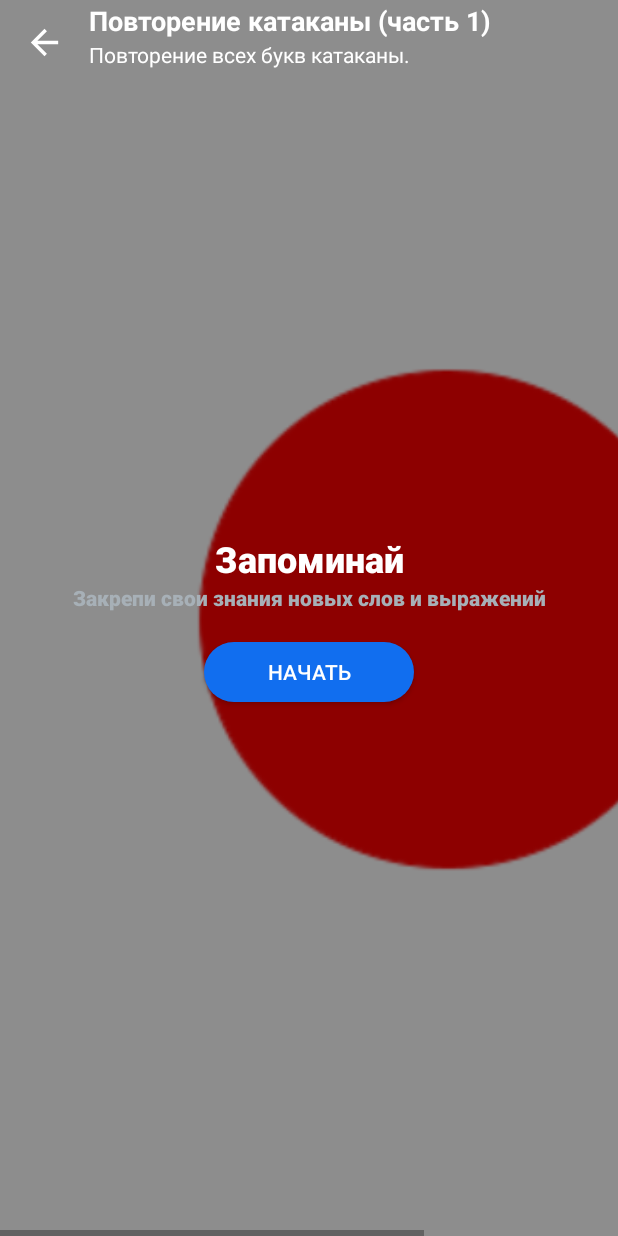
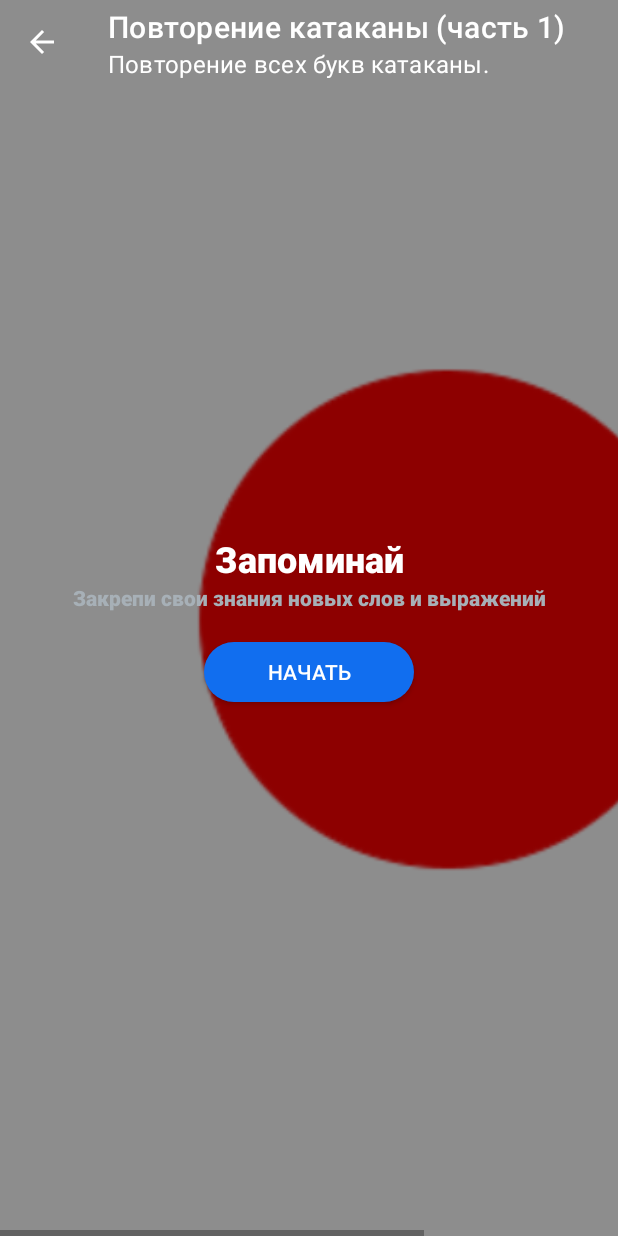
Before and after one commit to NymiKo/Peil, an Android app: the screen it shows after launch (MainActivity), after a tap on "Повторение всех букв катаканы.", on a phone screen of 412 x 824 dp. Run offline under Robolectric (Android 15) with nearby library versions, the phone set to English and light mode, and no system bars; our stand-ins replace Dagger/Hilt's generated code, Picasso; 3 other taps on this screen came first.

Commit message:
removed navigation via viewmodel

```diff
--- a/app/src/main/java/com/easyprog/peil/activity/MainActivity.kt
+++ b/app/src/main/java/com/easyprog/peil/activity/MainActivity.kt
@@ -15,7 +15,7 @@ import com.easyprog.peil.fragments.bottom_navigation.BottomNavigationFragment
 import dagger.hilt.android.AndroidEntryPoint
 
 @AndroidEntryPoint
-class MainActivity : AppCompatActivity(), FragmentsHolder {
+class MainActivity : AppCompatActivity() {
 
 //    private lateinit var navController: NavController
 //    private lateinit var appBarConfiguration: AppBarConfiguration
@@ -23,38 +23,14 @@ class MainActivity : AppCompatActivity(), FragmentsHolder {
     private var _binding: ActivityMainBinding? = null
     private val binding get() = _binding!!
 
-    private lateinit var navigator: StackFragmentNavigator
-
-    private val activityViewModel by viewModelCreator<ActivityScopeViewModel> {
-        ActivityScopeViewModel(
-            uiActions = AndroidUiActions(applicationContext),
-            navigator = IntermediateNavigator()
-        )
-    }
-
-    override fun getActivityScopeViewModel(): ActivityScopeViewModel {
-        return activityViewModel
-    }
-
     override fun onCreate(savedInstanceState: Bundle?) {
         super.onCreate(savedInstanceState)
         setupBinding()
-        createAndSetupNavigator(savedInstanceState)
-        setupView()
         setContentView(binding.root)
     }
 
     private fun setupBinding() {
         _binding = ActivityMainBinding.inflate(layoutInflater)
-    }
-
-    private fun createAndSetupNavigator(savedInstanceState: Bundle?) {
-        navigator = StackFragmentNavigator(
-            activity = this,
-            containerId = R.id.nav_host_fragment_container,
-            initialScreenCreator = { BottomNavigationFragment.Screen() }
-        )
-        navigator.onCreate(savedInstanceState)
     }
 
     private fun setupView() {
@@ -65,23 +41,9 @@ class MainActivity : AppCompatActivity(), FragmentsHolder {
 //        binding.bottomNavigationView.setupWithNavController(navController)
     }
 
-    override fun onResume() {
-        super.onResume()
-        setTargetNavigator(navigator)
-    }
-
-    private fun setTargetNavigator(navigator: Navigator?) {
-        activityViewModel.navigator.setTarget(navigator)
-    }
-
     override fun onSupportNavigateUp(): Boolean {
         onBackPressed()
         return true
-    }
-
-    override fun onPause() {
-        super.onPause()
-        setTargetNavigator(null)
     }
 
     override fun onDestroy() {
@@ -91,6 +53,5 @@ class MainActivity : AppCompatActivity(), FragmentsHolder {
 
     private fun disabledElements() {
         _binding = null
-        navigator.onDestroy()
     }
 }
--- a/app/src/main/java/com/easyprog/peil/fragments/bottom_navigation/BottomNavigationFragment.kt
+++ b/app/src/main/java/com/easyprog/peil/fragments/bottom_navigation/BottomNavigationFragment.kt
@@ -5,6 +5,7 @@ import android.view.LayoutInflater
 import android.view.MenuItem
 import android.view.View
 import android.view.ViewGroup
+import androidx.fragment.app.Fragment
 import com.easyprog.peil.R
 import com.easyprog.core.views.BaseFragment
 import com.easyprog.core.views.BaseScreen
@@ -16,14 +17,10 @@ import com.easyprog.peil.fragments.repeat_word.RepeatWordFragment
 import com.google.android.material.transition.Hold
 import kotlinx.parcelize.Parcelize
 
-class BottomNavigationFragment : BaseFragment() {
-
-    @Parcelize
-    class Screen : BaseScreen
+class BottomNavigationFragment : Fragment() {
 
     private var _binding: FragmentBottomNavigationBinding? = null
     private val binding get() = _binding!!
-    override val viewModel by screenViewModel<BottomNavigationViewModel>()
     private lateinit var mAdapterViewPager: BottomNavigationViewPagerAdapter
 
     override fun onCreateView(
--- a/app/src/main/java/com/easyprog/peil/fragments/bottom_navigation/BottomNavigationViewPagerAdapter.kt
+++ b/app/src/main/java/com/easyprog/peil/fragments/bottom_navigation/BottomNavigationViewPagerAdapter.kt
@@ -13,7 +13,7 @@ class BottomNavigationViewPagerAdapter(fragment: Fragment) :
 
     override fun createFragment(position: Int): Fragment {
         return when (position) {
-            0 -> LessonsListFragment.setScreen()
+            0 -> LessonsListFragment()
             1 -> RepeatWordFragment()
             2 -> CommunityFragment()
             else -> LessonsListFragment()
--- a/app/src/main/java/com/easyprog/peil/fragments/lesson/LessonFragment.kt
+++ b/app/src/main/java/com/easyprog/peil/fragments/lesson/LessonFragment.kt
@@ -5,7 +5,12 @@ import android.os.Bundle
 import android.view.LayoutInflater
 import android.view.View
 import android.view.ViewGroup
+import androidx.core.os.bundleOf
+import androidx.fragment.app.Fragment
+import androidx.fragment.app.viewModels
+import androidx.navigation.fragment.findNavController
 import androidx.viewpager2.widget.ViewPager2
+import com.easyprog.core.ARG_SCREEN
 import com.easyprog.core.views.BaseFragment
 import com.easyprog.core.views.BaseScreen
 import com.easyprog.core.views.screenViewModel
@@ -14,14 +19,12 @@ import com.easyprog.peil.adapters.viewpager.LearningDetailsActionListener
 import com.easyprog.peil.adapters.viewpager.LessonDetailsAdapter
 import com.easyprog.peil.data.models.Lesson
 import com.easyprog.peil.databinding.FragmentLessonBinding
+import com.easyprog.peil.fragments.lessons_list.LessonsListFragment
 import com.google.android.material.transition.MaterialContainerTransform
 import com.squareup.picasso.Picasso
 import kotlinx.parcelize.Parcelize
 
-class LessonFragment : BaseFragment() {
-
-    @Parcelize
-    class Screen(val lesson: Lesson) : BaseScreen
+class LessonFragment : Fragment() {
 
     private lateinit var mAdapter: LessonDetailsAdapter
 
@@ -29,10 +32,12 @@ class LessonFragment : BaseFragment() {
     private var _binding: FragmentLessonBinding? = null
     private val binding get() = _binding!!
 
-    override val viewModel by screenViewModel<LessonViewModel>()
+    private val viewModel by viewModels<LessonViewModel>()
+    private val lesson get() = requireArguments().getParcelable<Lesson>(ARG_LESSON)!!
 
     override fun onCreate(savedInstanceState: Bundle?) {
         super.onCreate(savedInstanceState)
+        viewModel.getData(lesson.id)
         sharedElementEnterTransition = MaterialContainerTransform().apply {
             duration = resources.getInteger(R.integer.reply_motion_duration_large).toLong()
             scrimColor = Color.TRANSPARENT
@@ -51,18 +56,12 @@ class LessonFragment : BaseFragment() {
     override fun onViewCreated(view: View, savedInstanceState: Bundle?) {
         super.onViewCreated(view, savedInstanceState)
         setupAdapter()
-        viewModel.lesson.observe(viewLifecycleOwner) { lesson ->
-            binding.fragmentContainer.transitionName = "lesson_card_${lesson.id}"
-            binding.nameLesson.text = lesson.name
-            if (lesson.description.isBlank()) {
-                binding.descriptionLesson.visibility = View.GONE
-            }
-            binding.descriptionLesson.text = lesson.description
-            Picasso.get().load(lesson.imageUrl).resize(750, 500).into(binding.imageViewParallax)
+        binding.fragmentContainer.transitionName = "lesson_card_${lesson.id}"
+        binding.toolbar.apply {
+            title = lesson.name
+            subtitle = lesson.description
         }
-        binding.imageBackButton.setOnClickListener {
-            viewModel.onBackPressed()
-        }
+        Picasso.get().load(lesson.imageUrl).resize(750, 500).into(binding.imageViewParallax)
         binding.viewPagerLessonDetails.adapter = mAdapter.apply {
             viewModel.lessonDetails.observe(viewLifecycleOwner) {
                 mAdapter.mLessonsDetailsList = it
@@ -95,7 +94,7 @@ class LessonFragment : BaseFragment() {
     private fun setupAdapter() {
         mAdapter = LessonDetailsAdapter(object : LearningDetailsActionListener {
             override fun onLearningLesson(lessonDetailsId: Int) {
-                viewModel.onLearningLessonPressed(lessonDetailsId)
+                findNavController().navigate(R.id.action_lessonFragment_to_learningLessonFragment, bundleOf("lesson_id" to lessonDetailsId))
             }
         })
     }
@@ -105,4 +104,13 @@ class LessonFragment : BaseFragment() {
         _binding = null
         super.onDestroyView()
     }
+
+    companion object {
+        private const val ARG_LESSON = "lesson"
+        fun newInstance(lesson: Lesson): LessonFragment {
+            return LessonFragment().apply {
+                arguments = bundleOf(ARG_LESSON to lesson)
+            }
+        }
+    }
 }
--- a/app/src/main/java/com/easyprog/peil/fragments/lesson/LessonViewModel.kt
+++ b/app/src/main/java/com/easyprog/peil/fragments/lesson/LessonViewModel.kt
@@ -4,39 +4,27 @@ import android.util.Log
 import androidx.lifecycle.LiveData
 import androidx.lifecycle.MutableLiveData
 import androidx.lifecycle.SavedStateHandle
+import androidx.lifecycle.ViewModel
 import com.easyprog.core.utils.Event
 import com.easyprog.core.views.BaseViewModel
 import com.easyprog.peil.data.models.Lesson
 import com.easyprog.peil.data.models.LessonDetails
 import com.easyprog.core.navigator.Navigator
 import com.easyprog.peil.fragments.LearningLessonFragment
+import dagger.hilt.android.lifecycle.HiltViewModel
 import kotlinx.coroutines.CoroutineScope
 import kotlinx.coroutines.Dispatchers
 import kotlinx.coroutines.launch
 import kotlinx.coroutines.withContext
+import javax.inject.Inject
 
-class LessonViewModel constructor(
-    private val navigator: Navigator,
-    savedStateHandle: SavedStateHandle,
-    screen: LessonFragment.Screen
-): BaseViewModel() {
-
-    private val _lesson = MutableLiveData<Lesson>()
-    val lesson: LiveData<Lesson> = _lesson
+@HiltViewModel
+class LessonViewModel @Inject constructor(): ViewModel() {
 
     private val _lessonDetails = MutableLiveData<List<LessonDetails>>()
     val lessonDetails: LiveData<List<LessonDetails>> = _lessonDetails
 
-    init {
-        _lesson.value = screen.lesson
-        getData(screen.lesson.id)
-    }
-
-    fun onBackPressed() {
-        navigator.goBack()
-    }
-
-    private fun getData(idLesson: Int) {
+    fun getData(idLesson: Int) {
         CoroutineScope(Dispatchers.IO).launch {
             val data = createLessonDetails()
             val filterData = ArrayList<LessonDetails>()
@@ -49,10 +37,6 @@ class LessonViewModel constructor(
                 _lessonDetails.value = filterData
             }
         }
-    }
-
-    fun onLearningLessonPressed(lessonDetailsId: Int) {
-        navigator.launch(LearningLessonFragment.Screen(lessonDetailsId))
     }
 
     private fun createLessonDetails(): List<LessonDetails> {
--- a/app/src/main/java/com/easyprog/peil/fragments/lessons_list/LessonsListFragment.kt
+++ b/app/src/main/java/com/easyprog/peil/fragments/lessons_list/LessonsListFragment.kt
@@ -7,6 +7,7 @@ import android.view.ViewGroup
 import androidx.core.os.bundleOf
 import androidx.core.text.HtmlCompat
 import androidx.fragment.app.Fragment
+import androidx.fragment.app.viewModels
 import androidx.recyclerview.widget.LinearLayoutManager
 import androidx.recyclerview.widget.RecyclerView.Adapter.StateRestorationPolicy.PREVENT_WHEN_EMPTY
 import com.easyprog.core.ARG_SCREEN
@@ -22,21 +23,11 @@ import com.easyprog.peil.databinding.FragmentLessonsListBinding
 import com.easyprog.peil.fragments.lesson.LessonFragment
 import com.google.android.material.transition.Hold
 import com.google.android.material.transition.MaterialElevationScale
+import dagger.hilt.android.AndroidEntryPoint
 import kotlinx.parcelize.Parcelize
 
-//@AndroidEntryPoint
-class LessonsListFragment : BaseFragment() {
-
-    @Parcelize
-    class Screen: BaseScreen
-
-    companion object {
-        fun setScreen(): LessonsListFragment {
-            return LessonsListFragment().apply {
-                arguments = bundleOf(ARG_SCREEN to Screen())
-            }
-        }
-    }
+@AndroidEntryPoint
+class LessonsListFragment : Fragment() {
 
     //binding
     private var _binding: FragmentLessonsListBinding? = null
@@ -47,8 +38,12 @@ class LessonsListFragment : BaseFragment() {
     private var mLayoutManager: LinearLayoutManager? = null
 
     //viewModel
-    override val viewModel by screenViewModel<LessonsListViewModel>()
+    private val viewModel by viewModels<LessonsListViewModel>()
 
+    override fun onCreate(savedInstanceState: Bundle?) {
+        super.onCreate(savedInstanceState)
+        viewModel.getData()
+    }
 
     override fun onCreateView(
         inflater: LayoutInflater, container: ViewGroup?,
@@ -71,8 +66,10 @@ class LessonsListFragment : BaseFragment() {
             override fun onLessonDetails(lesson: Lesson, view: View) {
 //                viewModel.onLessonPressed(lesson)
                 viewModel.setExpandedLessons(mAdapter.expandedItems)
-                val fragment = LessonFragment.Screen(lesson).javaClass.enclosingClass.newInstance() as Fragment
-                fragment.arguments = bundleOf(ARG_SCREEN to LessonFragment.Screen(lesson))
+                val fragment = LessonFragment()
+                fragment.arguments = Bundle().apply {
+                    putParcelable("lesson", lesson)
+                }
                 (activity as MainActivity).supportFragmentManager.beginTransaction()
                     .setReorderingAllowed(true)
                     .addSharedElement(view, view.transitionName)
--- a/app/src/main/java/com/easyprog/peil/fragments/lessons_list/LessonsListViewModel.kt
+++ b/app/src/main/java/com/easyprog/peil/fragments/lessons_list/LessonsListViewModel.kt
@@ -1,36 +1,31 @@
 package com.easyprog.peil.fragments.lessons_list
 
 import androidx.lifecycle.LiveData
+import androidx.lifecycle.MutableLiveData
 import androidx.lifecycle.SavedStateHandle
+import androidx.lifecycle.ViewModel
 import com.easyprog.peil.R
 import com.easyprog.core.views.BaseViewModel
 import com.easyprog.peil.data.models.Lesson
 import com.easyprog.peil.fragments.lesson.LessonFragment
 import com.easyprog.core.navigator.Navigator
+import dagger.hilt.android.lifecycle.HiltViewModel
 import kotlinx.coroutines.CoroutineScope
 import kotlinx.coroutines.Dispatchers
 import kotlinx.coroutines.launch
 import kotlinx.coroutines.withContext
 import javax.inject.Inject
 
-//@HiltViewModel
-class LessonsListViewModel @Inject constructor(
-    private val navigator: Navigator,
-    savedStateHandle: SavedStateHandle,
-    screen: LessonsListFragment.Screen
-): BaseViewModel() {
+@HiltViewModel
+class LessonsListViewModel @Inject constructor(): ViewModel() {
 
-    private val _lessonsList = savedStateHandle.getLiveData<List<Lesson>>("lessons")
+    private val _lessonsList = MutableLiveData<List<Lesson>>()
     val lessonsList: LiveData<List<Lesson>> = _lessonsList
 
-    private val _expandedLessons = savedStateHandle.getLiveData<List<Lesson>>("expanded_lessons")
+    private val _expandedLessons = MutableLiveData<List<Lesson>>()
     val expandedLessons: LiveData<List<Lesson>> = _expandedLessons
 
-    init {
-        getData()
-    }
-
-    private fun getData() {
+    fun getData() {
         CoroutineScope(Dispatchers.IO).launch {
             val data = createData()
             withContext(Dispatchers.Main) {
@@ -41,10 +36,6 @@ class LessonsListViewModel @Inject constructor(
 
     fun setExpandedLessons(expandedLessons: List<Lesson>) {
         _expandedLessons.value = expandedLessons
-    }
-
-    fun onLessonPressed(lesson: Lesson) {
-        navigator.launch(LessonFragment.Screen(lesson))
     }
 
     private fun createData(): List<Lesson> {
--- a/app/src/main/res/layout/activity_main.xml
+++ b/app/src/main/res/layout/activity_main.xml
@@ -12,6 +12,7 @@
         android:layout_width="match_parent"
         android:layout_height="0dp"
         app:defaultNavHost="true"
+        app:navGraph="@navigation/navigation_graph"
         app:layout_constraintBottom_toBottomOf="parent"
         app:layout_constraintEnd_toEndOf="parent"
         app:layout_constraintStart_toStartOf="parent"
--- a/app/src/main/res/layout/fragment_lesson.xml
+++ b/app/src/main/res/layout/fragment_lesson.xml
@@ -40,54 +40,15 @@
 
     </androidx.constraintlayout.widget.ConstraintLayout>
 
-    <Toolbar
-        android:id="@+id/app_bar_layout"
+    <com.google.android.material.appbar.MaterialToolbar
+        android:id="@+id/toolbar"
         android:layout_width="match_parent"
         android:layout_height="?attr/actionBarSize"
+        app:navigationIcon="@drawable/ic_arrow_back"
+        app:titleTextColor="@color/white"
+        app:subtitleTextColor="@color/white"
         app:layout_constraintEnd_toEndOf="parent"
         app:layout_constraintStart_toStartOf="parent"
-        app:layout_constraintTop_toTopOf="parent">
-
-        <androidx.constraintlayout.widget.ConstraintLayout
-            android:layout_width="match_parent"
-            android:layout_height="match_parent">
-
-            <ImageView
-                android:id="@+id/image_back_button"
-                android:layout_width="27dp"
-                android:layout_height="27dp"
-                android:src="@drawable/ic_arrow_back"
-                app:layout_constraintBottom_toBottomOf="parent"
-                app:layout_constraintStart_toStartOf="parent"
-                app:layout_constraintTop_toTopOf="parent" />
-
-            <TextView
-                android:id="@+id/name_lesson"
-                android:layout_width="0dp"
-                android:layout_height="wrap_content"
-                android:layout_marginStart="16dp"
-                android:textColor="@color/white"
-                android:textSize="18sp"
-                android:textStyle="bold"
-                app:layout_constraintBottom_toTopOf="@id/description_lesson"
-                app:layout_constraintEnd_toEndOf="parent"
-                app:layout_constraintStart_toEndOf="@+id/image_back_button"
-                app:layout_constraintTop_toTopOf="parent" />
-
-            <TextView
-                android:id="@+id/description_lesson"
-                android:layout_width="0dp"
-                android:layout_height="wrap_content"
-                android:layout_marginStart="16dp"
-                android:layout_marginBottom="10dp"
-                android:textColor="@color/white"
-                android:textSize="14sp"
-                app:layout_constraintBottom_toBottomOf="parent"
-                app:layout_constraintEnd_toEndOf="parent"
-                app:layout_constraintStart_toEndOf="@+id/image_back_button" />
-
-        </androidx.constraintlayout.widget.ConstraintLayout>
-
-    </Toolbar>
+        app:layout_constraintTop_toTopOf="parent"/>
 
 </androidx.constraintlayout.widget.ConstraintLayout>
--- a/app/src/main/res/navigation/navigation_graph.xml
+++ b/app/src/main/res/navigation/navigation_graph.xml
@@ -29,5 +29,23 @@
         android:id="@+id/lessonsFragment"
         android:name="com.easyprog.peil.fragments.lessons_list.LessonsListFragment"
         android:label="fragment_lessons"
-        tools:layout="@layout/fragment_lessons_list" />
+        tools:layout="@layout/fragment_lessons_list" >
+        <action
+            android:id="@+id/action_lessonsFragment_to_lessonFragment"
+            app:destination="@id/lessonFragment" />
+    </fragment>
+    <fragment
+        android:id="@+id/learningLessonFragment"
+        android:name="com.easyprog.peil.fragments.LearningLessonFragment"
+        android:label="fragment_learning_lesson"
+        tools:layout="@layout/fragment_learning_lesson" />
+    <fragment
+        android:id="@+id/lessonFragment"
+        android:name="com.easyprog.peil.fragments.lesson.LessonFragment"
+        android:label="fragment_lesson"
+        tools:layout="@layout/fragment_lesson" >
+        <action
+            android:id="@+id/action_lessonFragment_to_learningLessonFragment"
+            app:destination="@id/learningLessonFragment" />
+    </fragment>
 </navigation>
```
Also changed, not shown: app/src/main/java/com/easyprog/peil/fragments/LearningLessonFragment.kt (+27 -7 lines), app/src/main/java/com/easyprog/peil/fragments/LearningLessonViewModel.kt (+6 -18 lines), app/src/main/java/com/easyprog/peil/fragments/bottom_navigation/BottomNavigationViewModel.kt (deleted, +0 -28 lines), app/src/main/java/com/easyprog/peil/fragments/repeat_word/RepeatWordFragment.kt (+4 -5 lines), app/src/main/java/com/easyprog/peil/fragments/repeat_word/RepeatWordViewModel.kt (+5 -5 lines).
